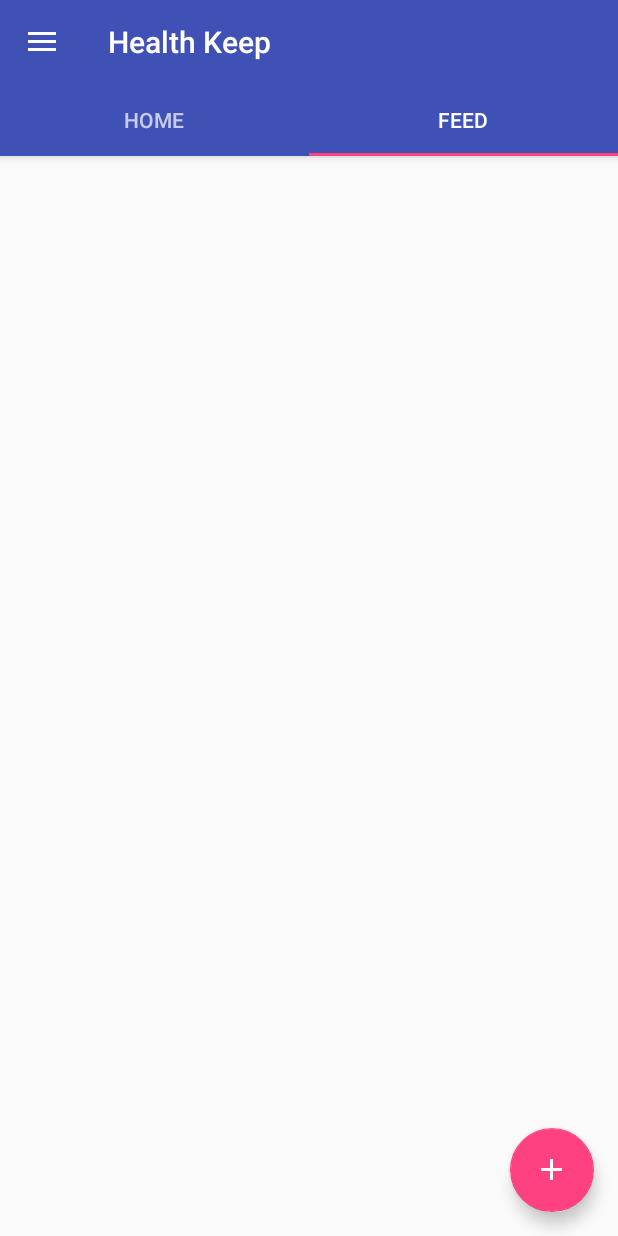
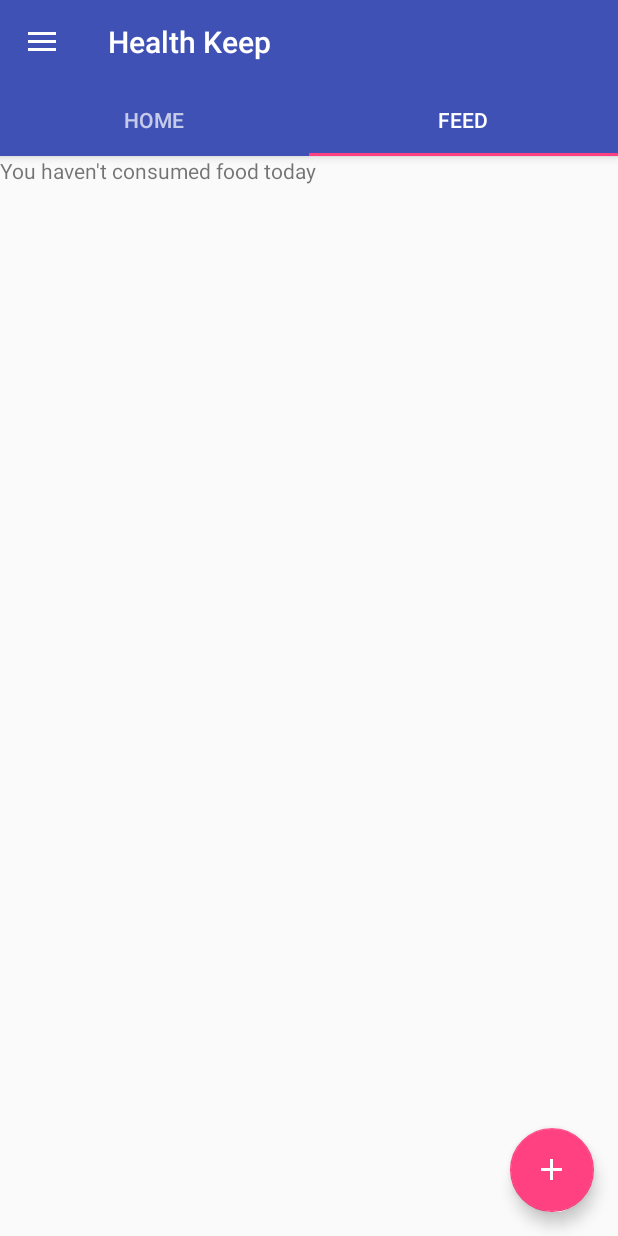
Before and after one commit to addiittya2006/HealthKeep, an Android app: the MainActivity screen opened directly, with no data from a screen before it, tab 2 chosen, on a phone screen of 412 x 824 dp. Run offline under Robolectric (Android 15) with nearby library versions, the phone set to English and light mode, and no system bars; our stand-ins replace Picasso; pictures from the network do not load; 1 statement that could not run was skipped.

Commit message:
bug fixes and code cleanup

```diff
--- a/app/src/main/java/com/aaa/cybersrishti/Setting.java
+++ b/app/src/main/java/com/aaa/cybersrishti/Setting.java
@@ -10,6 +10,7 @@ import android.support.v7.app.AppCompatActivity;
 import android.view.View;
 import android.widget.Button;
 
+import com.aaa.cybersrishti.helpers.DatabaseHelper;
 import com.google.android.gms.common.ConnectionResult;
 import com.google.android.gms.common.api.GoogleApiClient;
 import com.google.android.gms.common.api.ResultCallback;
@@ -42,8 +43,10 @@ public class Setting extends AppCompatActivity implements GoogleApiClient.Connec
                                               mGoogleApiClient.connect();
                                               // updateUI(false);
 //                                              SharedPreferences
+                                              DatabaseHelper db =new DatabaseHelper(Setting.this);
                                               prefs = getSharedPreferences("application_settings", 0);
                                               prefs.edit().clear().commit();
+                                              db.truncateTable();
                                               Intent intent =new Intent(Setting.this,Splash.class);
                                               finishAffinity();
                                               startActivity(intent);
--- a/app/src/main/java/com/aaa/cybersrishti/fragments/PlaceholderFragment.java
+++ b/app/src/main/java/com/aaa/cybersrishti/fragments/PlaceholderFragment.java
@@ -3,11 +3,14 @@ package com.aaa.cybersrishti.fragments;
 import android.os.Bundle;
 import android.support.v4.app.Fragment;
 import android.support.v4.widget.SwipeRefreshLayout;
+import android.util.Log;
 import android.view.LayoutInflater;
 import android.view.View;
 import android.view.ViewGroup;
 import android.widget.ListView;
+import android.widget.TextView;
 
+import com.aaa.cybersrishti.MainActivity;
 import com.aaa.cybersrishti.R;
 import com.aaa.cybersrishti.adapters.FoodFeedAdapter;
 import com.aaa.cybersrishti.helpers.DatabaseHelper;
@@ -25,7 +28,7 @@ public class PlaceholderFragment extends Fragment {
      * The fragment argument representing the section number for this
      * fragment.
      */
-    int total=0;
+    int total = 0;
 
     private ArrayList<FoodItem> mArrFood;
     private ListView lstView;
@@ -52,58 +55,58 @@ public class PlaceholderFragment extends Fragment {
     @Override
     public View onCreateView(LayoutInflater inflater, ViewGroup container,
                              Bundle savedInstanceState) {
-        View rootView=null;
-        if(getArguments().getInt(ARG_SECTION_NUMBER)==1) {
+        View rootView = null;
+        if (getArguments().getInt(ARG_SECTION_NUMBER) == 1) {
             rootView = inflater.inflate(R.layout.home_tabbed, container, false);
 //            TextView textView = (TextView) rootView.findViewById(R.id.section_label);
 //            textView.setText(getString(R.string.section_format, getArguments().getInt(ARG_SECTION_NUMBER)));
 
-        }
-
-
-        else{
-            rootView = inflater.inflate(R.layout.feed_tabbed,container,false);
-
-            final DatabaseHelper db = new DatabaseHelper(getContext());
-
-            mArrFood = new ArrayList<>();
-            fa = new FoodFeedAdapter(mArrFood, rootView.getContext());
-            fa.notifyDataSetChanged();
+        } else {
+            rootView = inflater.inflate(R.layout.feed_tabbed, container, false);
             lstView = (ListView) rootView.findViewById(R.id.listView);
             lstView.setDivider(null);
-            lstView.setAdapter(fa);
+            mArrFood = new ArrayList<>();
+            final DatabaseHelper db = new DatabaseHelper(getContext());
             List<FoodItem> fooditems = db.getTodayFoodItems();
-
+            fa = new FoodFeedAdapter(mArrFood, rootView.getContext());
             for (FoodItem fitem : fooditems) {
                 mArrFood.add(fitem);
-//                        total=total+ Integer.parseInt(fitem.get_cal_count());
             }
-
-            Collections.reverse(mArrFood);
-            fa.notifyDataSetChanged();
-
-
-            swipeRefreshLayout = (SwipeRefreshLayout) rootView.findViewById(R.id.swipe_refresh_layout);
-            swipeRefreshLayout.setOnRefreshListener(new SwipeRefreshLayout.OnRefreshListener() {
-                @Override
-                public void onRefresh() {
-                    mArrFood.clear();
-
-                    swipeRefreshLayout.setRefreshing(true);
-                    List<FoodItem> fooditems = db.getTodayFoodItems();
-
-                    for (FoodItem fitem : fooditems) {
-                        mArrFood.add(fitem);
-//                        total=total+ Integer.parseInt(fitem.get_cal_count());
-                    }
+            if(mArrFood.size()!=0) {
+                lstView.setAdapter(fa);
+            }
+                swipeRefreshLayout = (SwipeRefreshLayout) rootView.findViewById(R.id.swipe_refresh_layout);
+                TextView no_consumption = (TextView) rootView.findViewById(R.id.none_consumed);
+                Log.i("hrll", "nhjhjh" + String.valueOf(db.getTodayCalorieCount()));
+                if (!(db.getTodayCalorieCount() > 0)) {
+                    Log.i("hekk", "entered uf");
+                    no_consumption.setVisibility(View.VISIBLE);
+                    swipeRefreshLayout.setVisibility(View.GONE);
+                } else {
+                    no_consumption.setVisibility(View.GONE);
+                    swipeRefreshLayout.setVisibility(View.VISIBLE);
                     Collections.reverse(mArrFood);
                     fa.notifyDataSetChanged();
+                    swipeRefreshLayout.setOnRefreshListener(new SwipeRefreshLayout.OnRefreshListener() {
+                        @Override
+                        public void onRefresh() {
+                            swipeRefreshLayout.setRefreshing(true);
+                            mArrFood.clear();
 
-                    swipeRefreshLayout.setRefreshing(false);
+                            List<FoodItem> fooditems =  db.getTodayFoodItems();
+                            for (FoodItem fitem : fooditems) {
+                                mArrFood.add(fitem);
+                            }
+
+                            Collections.reverse(mArrFood);
+                            fa.notifyDataSetChanged();
+                            swipeRefreshLayout.setRefreshing(false);
+                        }
+                    });
                 }
-            });
+
         }
-        return rootView;
+            return rootView;
 
+        }
     }
-}
--- a/app/src/main/java/com/aaa/cybersrishti/helpers/DatabaseHelper.java
+++ b/app/src/main/java/com/aaa/cybersrishti/helpers/DatabaseHelper.java
@@ -174,6 +174,11 @@ public class DatabaseHelper extends SQLiteOpenHelper {
 
         return cursor.getCount();
     }
+    public void truncateTable(){
+        String query="DELETE FROM  "+TABLE_FOOD;
+        SQLiteDatabase db = this.getWritableDatabase();
+        db.execSQL(query);
+    }
 
     public int getTotalCalorieCount() {
         String countQuery = "SELECT  * FROM " + TABLE_FOOD;
--- a/app/src/main/res/layout/activity_login.xml
+++ b/app/src/main/res/layout/activity_login.xml
@@ -2,7 +2,8 @@
 <RelativeLayout
     xmlns:android="http://schemas.android.com/apk/res/android"
     android:orientation="vertical" android:layout_width="match_parent"
-    android:layout_height="match_parent">
+    android:layout_height="match_parent"
+    android:background="@color/colorPrimaryDark">
 
     <ImageView
         android:layout_width="match_parent"
--- a/app/src/main/res/layout/feed_tabbed.xml
+++ b/app/src/main/res/layout/feed_tabbed.xml
@@ -1,11 +1,24 @@
-<android.support.v4.widget.SwipeRefreshLayout xmlns:android="http://schemas.android.com/apk/res/android"
-                                              android:id="@+id/swipe_refresh_layout"
-                                              android:layout_width="match_parent"
-                                              android:layout_height="wrap_content">
+<RelativeLayout
+    xmlns:android="http://schemas.android.com/apk/res/android"
+    android:layout_width="match_parent"
+    android:layout_height="wrap_content">
+<TextView
+android:layout_width="wrap_content"
+android:layout_height="wrap_content"
+android:id="@+id/none_consumed"
+android:text="You haven't consumed food today"/>
+<android.support.v4.widget.SwipeRefreshLayout
+    xmlns:android="http://schemas.android.com/apk/res/android"
+    android:id="@+id/swipe_refresh_layout"
+    android:layout_width="match_parent"
+    android:visibility="gone"
+    android:layout_height="wrap_content">
 
     <ListView
         android:id="@+id/listView"
         android:layout_width="match_parent"
         android:layout_height="match_parent"/>
 
+
 </android.support.v4.widget.SwipeRefreshLayout>
+</RelativeLayout>
```
Also changed, not shown: app/src/main/java/com/aaa/cybersrishti/MainActivity.java (+29 -11 lines), app/src/main/res/layout/home_tabbed.xml (+27 -1 lines), app/src/main/res/drawable-nodpi/eatless.png (added).
